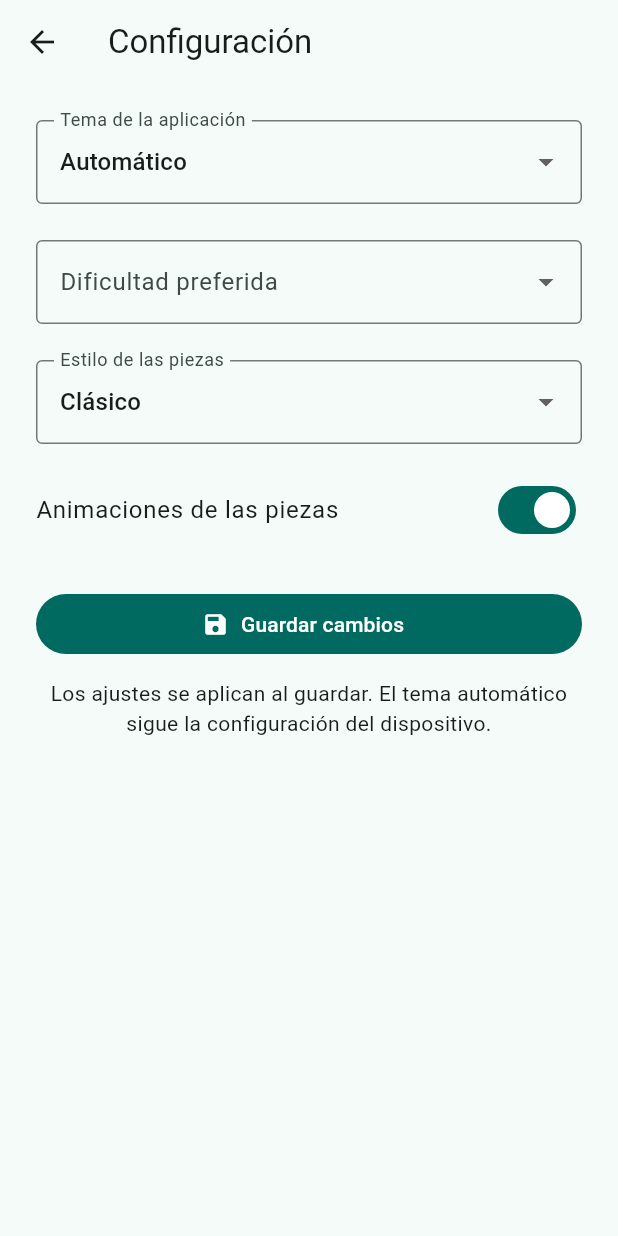
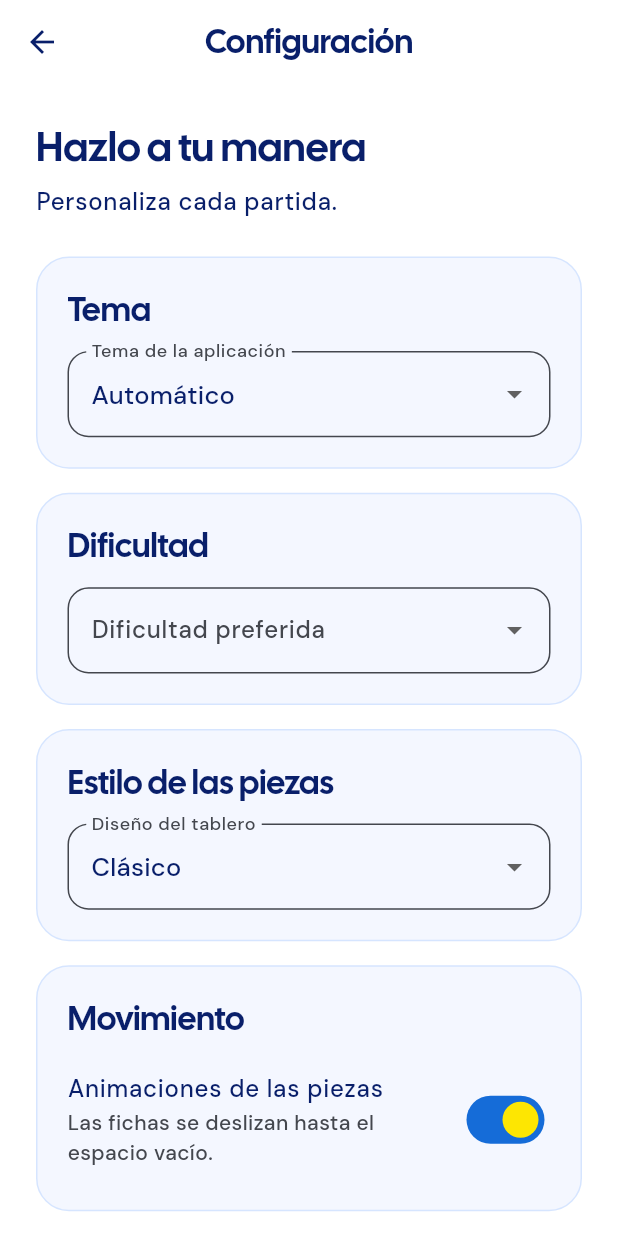
Before and after one commit to marianadibuongrazio/Microproyecto.-Mariana-y-Alexander, a Flutter app: the screen it shows after launch, after a tap on "Configuración", on a phone screen of 412 x 824 dp. Run offline on Flutter 3.47's test engine with Material 3 defaults, Android fonts, the phone set to English and light mode, and no system bars; our stand-ins replace flutter_svg, shared_preferences.

Commit message:
feat(ui): integrar nueva tipografía de marca y fichas de rompecabezas animadas

```diff
--- a/lib/configuracion.dart
+++ b/lib/configuracion.dart
@@ -2,7 +2,9 @@ import 'package:flutter/material.dart';
 
 import 'models/app_settings.dart';
 import 'services/local_storage.dart';
+import 'theme/app_colors.dart';
 
+/// Configuración creada por Mariana; A7 solo adapta la presentación visual.
 class Configuracion extends StatefulWidget {
   const Configuracion({
     super.key,
@@ -29,14 +31,11 @@ class _ConfiguracionState extends State<Configuracion> {
 
   Future<void> _guardar() async {
     setState(() => _guardando = true);
-
     try {
       await LocalStorage().saveSettings(_preferencias);
     } catch (_) {
       if (!mounted) return;
-
       setState(() => _guardando = false);
-
       ScaffoldMessenger.of(context).showSnackBar(
         const SnackBar(
           content: Text(
@@ -46,11 +45,31 @@ class _ConfiguracionState extends State<Configuracion> {
       );
       return;
     }
-
     if (!mounted) return;
-
     widget.alGuardar(_preferencias);
     Navigator.pop(context);
+  }
+
+  Widget _section(String heading, Widget child) {
+    final dark = Theme.of(context).brightness == Brightness.dark;
+    return Container(
+      padding: const EdgeInsets.all(20),
+      decoration: BoxDecoration(
+        color: dark ? const Color(0xFF132B78) : const Color(0xFFF4F7FF),
+        borderRadius: BorderRadius.circular(22),
+        border: Border.all(
+          color: dark ? AppColors.cobalt : const Color(0xFFD6E5FF),
+        ),
+      ),
+      child: Column(
+        crossAxisAlignment: CrossAxisAlignment.stretch,
+        children: [
+          Text(heading, style: Theme.of(context).textTheme.titleLarge),
+          const SizedBox(height: 14),
+          child,
+        ],
+      ),
+    );
   }
 
   @override
@@ -61,15 +80,27 @@ class _ConfiguracionState extends State<Configuracion> {
         padding: const EdgeInsets.all(24),
         child: Center(
           child: ConstrainedBox(
-            constraints: const BoxConstraints(maxWidth: 500),
+            constraints: const BoxConstraints(maxWidth: 540),
             child: Column(
               crossAxisAlignment: CrossAxisAlignment.stretch,
               children: [
+                Text(
+                  'Hazlo a tu manera',
+                  style: Theme.of(context).textTheme.headlineMedium,
+                ),
+                const SizedBox(height: 8),
+                Text(
+                  'Personaliza cada partida.',
+                  style: Theme.of(context).textTheme.bodyLarge,
+                ),
+                const SizedBox(height: 24),
+                _section(
+                  'Tema',
                   DropdownButtonFormField<ThemeMode>(
                     initialValue: _preferencias.themeMode,
+                    isExpanded: true,
                     decoration: const InputDecoration(
                       labelText: 'Tema de la aplicación',
-                    border: OutlineInputBorder(),
                     ),
                     items: const [
                       DropdownMenuItem(
@@ -89,19 +120,22 @@ class _ConfiguracionState extends State<Configuracion> {
                         ? null
                         : (valor) {
                             if (valor == null) return;
-                          setState(() {
-                            _preferencias = _preferencias.copyWith(
+                            setState(
+                              () => _preferencias = _preferencias.copyWith(
                                 themeMode: valor,
+                              ),
                             );
-                          });
                           },
                   ),
-                const SizedBox(height: 24),
+                ),
+                const SizedBox(height: 16),
+                _section(
+                  'Dificultad',
                   DropdownButtonFormField<int>(
                     initialValue: _preferencias.gridSize,
+                    isExpanded: true,
                     decoration: const InputDecoration(
                       labelText: 'Dificultad preferida',
-                    border: OutlineInputBorder(),
                     ),
                     items: const [
                       DropdownMenuItem(value: 3, child: Text('Fácil · 3×3')),
@@ -112,19 +146,22 @@ class _ConfiguracionState extends State<Configuracion> {
                         ? null
                         : (valor) {
                             if (valor == null) return;
-                          setState(() {
-                            _preferencias = _preferencias.copyWith(
+                            setState(
+                              () => _preferencias = _preferencias.copyWith(
                                 gridSize: valor,
+                              ),
                             );
-                          });
                           },
                   ),
-                const SizedBox(height: 24),
+                ),
+                const SizedBox(height: 16),
+                _section(
+                  'Estilo de las piezas',
                   DropdownButtonFormField<TileStyle>(
                     initialValue: _preferencias.tileStyle,
+                    isExpanded: true,
                     decoration: const InputDecoration(
-                    labelText: 'Estilo de las piezas',
-                    border: OutlineInputBorder(),
+                      labelText: 'Diseño del tablero',
                     ),
                     items: const [
                       DropdownMenuItem(
@@ -148,39 +185,46 @@ class _ConfiguracionState extends State<Configuracion> {
                         ? null
                         : (valor) {
                             if (valor == null) return;
-                          setState(() {
-                            _preferencias = _preferencias.copyWith(
+                            setState(
+                              () => _preferencias = _preferencias.copyWith(
                                 tileStyle: valor,
+                              ),
                             );
-                          });
                           },
                   ),
+                ),
                 const SizedBox(height: 16),
+                _section(
+                  'Movimiento',
                   SwitchListTile(
                     contentPadding: EdgeInsets.zero,
                     title: const Text('Animaciones de las piezas'),
+                    subtitle: const Text(
+                      'Las fichas se deslizan hasta el espacio vacío.',
+                    ),
                     value: _preferencias.animationsEnabled,
                     onChanged: _guardando
                         ? null
                         : (valor) {
-                          setState(() {
-                            _preferencias = _preferencias.copyWith(
+                            setState(
+                              () => _preferencias = _preferencias.copyWith(
                                 animationsEnabled: valor,
+                              ),
                             );
-                          });
                           },
+                  ),
                 ),
                 const SizedBox(height: 24),
                 FilledButton.icon(
                   onPressed: _guardando ? null : _guardar,
-                  icon: const Icon(Icons.save),
+                  icon: const Icon(Icons.save_outlined),
                   label: Text(_guardando ? 'Guardando...' : 'Guardar cambios'),
                 ),
                 const SizedBox(height: 12),
-                const Text(
-                  'Los ajustes se aplican al guardar. '
-                  'El tema automático sigue la configuración del dispositivo.',
+                Text(
+                  'Los ajustes se aplican al guardar. El tema automático sigue la configuración del dispositivo.',
                   textAlign: TextAlign.center,
+                  style: Theme.of(context).textTheme.bodySmall,
                 ),
               ],
             ),
--- a/lib/main.dart
+++ b/lib/main.dart
@@ -1,15 +1,18 @@
 import 'package:flutter/material.dart';
 
 import 'configuracion.dart';
+import 'game/puzzle_game_screen.dart';
 import 'models/app_settings.dart';
-import 'game/puzzle_game_screen.dart';
 import 'services/local_storage.dart';
+import 'theme/app_colors.dart';
+import 'theme/app_theme.dart';
+import 'widgets/game_logo.dart';
 
 void main() {
   runApp(const MyApp());
 }
 
-// Configuración general de la aplicación.
+// Conserva el almacenamiento y los callbacks de tema de Mariana.
 class MyApp extends StatefulWidget {
   const MyApp({super.key});
 
@@ -29,12 +32,10 @@ class _MyAppState extends State<MyApp> {
   Future<void> _cargarTema() async {
     try {
       final preferencias = await LocalStorage().loadSettings();
-
       if (!mounted) return;
-
       setState(() => _tema = preferencias.themeMode);
     } catch (_) {
-      // Si no se puede leer el almacenamiento, se conserva el tema del sistema.
+      // Mantiene tema del sistema si la persistencia no esta disponible.
     }
   }
 
@@ -48,20 +49,8 @@ class _MyAppState extends State<MyApp> {
       title: 'Rompecabezas Deslizante',
       debugShowCheckedModeBanner: false,
       themeMode: _tema,
-      theme: ThemeData(
-        colorScheme: ColorScheme.fromSeed(
-          seedColor: Colors.teal,
-          brightness: Brightness.light,
-        ),
-        useMaterial3: true,
-      ),
-      darkTheme: ThemeData(
-        colorScheme: ColorScheme.fromSeed(
-          seedColor: Colors.teal,
-          brightness: Brightness.dark,
-        ),
-        useMaterial3: true,
-      ),
+      theme: AppTheme.light(),
+      darkTheme: AppTheme.dark(),
       home: MenuPrincipal(alCambiarPreferencias: _aplicarPreferencias),
     );
   }
@@ -75,14 +64,15 @@ class MenuPrincipal extends StatelessWidget {
   Future<void> seleccionarDificultad(BuildContext context) async {
     final storage = LocalStorage();
     final preferencias = await storage.loadSettings();
-
     if (!context.mounted) return;
 
     final dificultad = await showDialog<int>(
       context: context,
-      builder: (dialogContext) {
-        return SimpleDialog(
-          title: const Text('Selecciona la dificultad'),
+      builder: (dialogContext) => SimpleDialog(
+        title: Text(
+          'Selecciona la dificultad',
+          style: Theme.of(dialogContext).textTheme.titleLarge,
+        ),
         children: [
           for (final opcion in [
             (3, 'Fácil', '8 piezas'),
@@ -90,16 +80,17 @@ class MenuPrincipal extends StatelessWidget {
             (5, 'Difícil', '24 piezas'),
           ])
             SimpleDialogOption(
-                onPressed: () {
-                  Navigator.pop(dialogContext, opcion.$1);
-                },
+              onPressed: () => Navigator.pop(dialogContext, opcion.$1),
               child: ListTile(
                 contentPadding: EdgeInsets.zero,
                 leading: const Icon(Icons.grid_view),
                 title: Text('${opcion.$2} · ${opcion.$1}×${opcion.$1}'),
                 subtitle: Text(opcion.$3),
                 trailing: preferencias.gridSize == opcion.$1
-                      ? const Icon(Icons.check, color: Colors.teal)
+                    ? Icon(
+                        Icons.check_circle,
+                        color: Theme.of(dialogContext).colorScheme.primary,
+                      )
                     : null,
               ),
             ),
@@ -108,27 +99,22 @@ class MenuPrincipal extends StatelessWidget {
             child: const Text('Cancelar'),
           ),
         ],
-        );
-      },
+      ),
     );
 
-    // Al cancelar, no se inicia una partida ni se cambia la preferencia.
     if (dificultad == null || !context.mounted) return;
-
     final nuevasPreferencias = preferencias.copyWith(gridSize: dificultad);
 
     try {
       await storage.saveSettings(nuevasPreferencias);
     } catch (_) {
       if (!context.mounted) return;
-
       ScaffoldMessenger.of(context).showSnackBar(
         const SnackBar(
           content: Text('No se pudo guardar la dificultad elegida.'),
         ),
       );
     }
-
     if (!context.mounted) return;
 
     Navigator.push(
@@ -146,9 +132,7 @@ class MenuPrincipal extends StatelessWidget {
 
   Future<void> abrirConfiguracion(BuildContext context) async {
     final preferencias = await LocalStorage().loadSettings();
-
     if (!context.mounted) return;
-
     Navigator.push(
       context,
       MaterialPageRoute<void>(
@@ -160,10 +144,8 @@ class MenuPrincipal extends StatelessWidget {
     );
   }
 
-  // Aviso temporal para las funciones que todavía faltan.
   void mostrarAviso(BuildContext context, String nombre) {
     ScaffoldMessenger.of(context).hideCurrentSnackBar();
-
     ScaffoldMessenger.of(context).showSnackBar(
       SnackBar(content: Text('$nombre estará disponible próximamente.')),
     );
@@ -171,70 +153,89 @@ class MenuPrincipal extends StatelessWidget {
 
   @override
   Widget build(BuildContext context) {
+    final scheme = Theme.of(context).colorScheme;
+    final isDark = Theme.of(context).brightness == Brightness.dark;
     return Scaffold(
       appBar: AppBar(title: const Text('15-Puzzle'), centerTitle: true),
       body: Center(
         child: SingleChildScrollView(
-          padding: const EdgeInsets.all(24),
+          padding: const EdgeInsets.symmetric(horizontal: 24, vertical: 32),
           child: ConstrainedBox(
-            constraints: const BoxConstraints(maxWidth: 400),
+            constraints: const BoxConstraints(maxWidth: 440),
             child: Column(
               mainAxisSize: MainAxisSize.min,
               crossAxisAlignment: CrossAxisAlignment.stretch,
               children: [
-                Icon(
-                  Icons.extension,
-                  size: 90,
-                  color: Theme.of(context).colorScheme.primary,
+                Center(child: GameLogo(width: 270)),
+                const SizedBox(height: 30),
+                Container(
+                  padding: const EdgeInsets.symmetric(
+                    horizontal: 14,
+                    vertical: 10,
                   ),
-                const SizedBox(height: 24),
-                const Text(
+                  decoration: BoxDecoration(
+                    color: AppColors.yellow,
+                    borderRadius: BorderRadius.circular(12),
+                  ),
+                  child: const Text(
+                    '8 · 15 · 24 PIEZAS',
+                    textAlign: TextAlign.center,
+                    style: TextStyle(
+                      fontFamily: 'DMSans',
+                      color: AppColors.navy,
+                      fontSize: 12,
+                      letterSpacing: 2,
+                    ),
+                  ),
+                ),
+                const SizedBox(height: 22),
+                Text(
                   'Rompecabezas Deslizante',
                   textAlign: TextAlign.center,
-                  style: TextStyle(fontSize: 30, fontWeight: FontWeight.bold),
+                  style: Theme.of(context).textTheme.headlineLarge,
                 ),
-                const SizedBox(height: 12),
-                const Text(
+                const SizedBox(height: 10),
+                Text(
                   'Ordena las piezas y desafía tu habilidad.',
                   textAlign: TextAlign.center,
-                  style: TextStyle(fontSize: 16),
+                  style: Theme.of(context).textTheme.bodyLarge?.copyWith(
+                    color: isDark ? AppColors.white : scheme.onSurface,
                   ),
-                const SizedBox(height: 32),
+                ),
+                const SizedBox(height: 30),
                 FilledButton.icon(
                   onPressed: () => seleccionarDificultad(context),
-                  icon: const Icon(Icons.play_arrow),
+                  icon: const Icon(Icons.play_arrow_rounded),
                   label: const Text('Jugar'),
                 ),
                 const SizedBox(height: 12),
                 OutlinedButton.icon(
                   onPressed: () => mostrarAviso(context, 'Marcadores'),
-                  icon: const Icon(Icons.emoji_events),
+                  icon: const Icon(Icons.emoji_events_outlined),
                   label: const Text('Marcadores'),
                 ),
                 const SizedBox(height: 12),
                 OutlinedButton.icon(
                   onPressed: () => abrirConfiguracion(context),
-                  icon: const Icon(Icons.settings),
+                  icon: const Icon(Icons.tune_rounded),
                   label: const Text('Configuración'),
                 ),
                 const SizedBox(height: 12),
                 OutlinedButton.icon(
-                  onPressed: () {
-                    Navigator.push(
+                  onPressed: () => Navigator.push(
                     context,
                     MaterialPageRoute<void>(
                       builder: (context) => const Instrucciones(),
                     ),
-                    );
-                  },
-                  icon: const Icon(Icons.help_outline),
+                  ),
+                  icon: const Icon(Icons.help_outline_rounded),
                   label: const Text('Cómo jugar'),
                 ),
-                const SizedBox(height: 32),
-                const Text(
-                  'Mariana Di Buongrazio y Alexander Ramirez \nMicroproyecto Sistemas de Información',
+                const SizedBox(height: 30),
+                Text(
+                  'Mariana Di Buongrazio y Alexander Ramirez\nMicroproyecto Sistemas de Información',
                   textAlign: TextAlign.center,
-                  style: TextStyle(fontSize: 13),
+                  style: Theme.of(context).textTheme.bodySmall,
                 ),
               ],
             ),
@@ -257,43 +258,43 @@ class Instrucciones extends StatelessWidget {
         child: Center(
           child: ConstrainedBox(
             constraints: const BoxConstraints(maxWidth: 600),
-            child: const Column(
+            child: Column(
               crossAxisAlignment: CrossAxisAlignment.start,
               children: [
                 Text(
                   'Objetivo del juego',
-                  style: TextStyle(fontSize: 24, fontWeight: FontWeight.bold),
+                  style: Theme.of(context).textTheme.headlineMedium,
                 ),
-                SizedBox(height: 16),
+                const SizedBox(height: 16),
                 Text(
                   'Ordena las piezas de menor a mayor, de izquierda '
                   'a derecha y de arriba hacia abajo. El espacio vacío '
                   'debe quedar en la esquina inferior derecha.',
-                  style: TextStyle(fontSize: 17),
+                  style: Theme.of(context).textTheme.bodyLarge,
                 ),
-                SizedBox(height: 24),
+                const SizedBox(height: 24),
                 Text(
                   'Cómo mover las piezas',
-                  style: TextStyle(fontSize: 22, fontWeight: FontWeight.bold),
+                  style: Theme.of(context).textTheme.headlineMedium,
                 ),
-                SizedBox(height: 16),
+                const SizedBox(height: 16),
                 Text(
                   'Toca una pieza que esté al lado del espacio vacío '
                   'para moverla. Puedes mover piezas hacia arriba, '
                   'abajo, izquierda o derecha, pero nunca en diagonal.',
-                  style: TextStyle(fontSize: 17),
+                  style: Theme.of(context).textTheme.bodyLarge,
                 ),
-                SizedBox(height: 24),
+                const SizedBox(height: 24),
                 Text(
                   'Dificultades previstas',
-                  style: TextStyle(fontSize: 22, fontWeight: FontWeight.bold),
+                  style: Theme.of(context).textTheme.headlineMedium,
                 ),
-                SizedBox(height: 16),
+                const SizedBox(height: 16),
                 Text(
                   'Fácil: tablero de 3 × 3.\n'
                   'Medio: tablero de 4 × 4.\n'
                   'Difícil: tablero de 5 × 5.',
-                  style: TextStyle(fontSize: 17),
+                  style: Theme.of(context).textTheme.bodyLarge,
                 ),
               ],
             ),
--- /dev/null
+++ b/lib/theme/app_colors.dart
@@ -0,0 +1,9 @@
+import 'package:flutter/material.dart';
+
+/// Paleta oficial del 15-Puzzle.
+abstract final class AppColors {
+  static const yellow = Color(0xFFFDE602);
+  static const cobalt = Color(0xFF156CD8);
+  static const navy = Color(0xFF091F6A);
+  static const white = Color(0xFFFFFFFF);
+}
--- /dev/null
+++ b/lib/theme/app_theme.dart
@@ -0,0 +1,119 @@
+import 'package:flutter/material.dart';
+
+import 'app_colors.dart';
+
+/// Tema global sin cambiar las preferencias almacenadas de Mariana.
+abstract final class AppTheme {
+  static ThemeData light() => _build(Brightness.light);
+  static ThemeData dark() => _build(Brightness.dark);
+
+  static ThemeData _build(Brightness brightness) {
+    final dark = brightness == Brightness.dark;
+    final foreground = dark ? AppColors.white : AppColors.navy;
+    final background = dark ? AppColors.navy : AppColors.white;
+    final accent = dark ? AppColors.yellow : AppColors.cobalt;
+    final onAccent = dark ? AppColors.navy : AppColors.white;
+    final scheme =
+        ColorScheme.fromSeed(
+          seedColor: AppColors.cobalt,
+          brightness: brightness,
+        ).copyWith(
+          primary: accent,
+          onPrimary: onAccent,
+          secondary: AppColors.yellow,
+          onSecondary: AppColors.navy,
+          surface: background,
+          onSurface: foreground,
+          primaryContainer: dark ? AppColors.cobalt : const Color(0xFFEAF2FF),
+          onPrimaryContainer: dark ? AppColors.white : AppColors.navy,
+        );
+
+    final original = ThemeData(brightness: brightness, useMaterial3: true);
+    final dm = original.textTheme.apply(
+      fontFamily: 'DMSans',
+      bodyColor: foreground,
+      displayColor: foreground,
+    );
+    final headings = dm
+        .copyWith(
+          displayLarge: const TextStyle(fontFamily: 'CalSans', fontSize: 44),
+          displayMedium: const TextStyle(fontFamily: 'CalSans', fontSize: 36),
+          headlineLarge: const TextStyle(fontFamily: 'CalSans', fontSize: 32),
+          headlineMedium: const TextStyle(fontFamily: 'CalSans', fontSize: 27),
+          headlineSmall: const TextStyle(fontFamily: 'CalSans', fontSize: 24),
+          titleLarge: const TextStyle(fontFamily: 'CalSans', fontSize: 22),
+          titleMedium: const TextStyle(fontFamily: 'DMSans', fontSize: 17),
+          bodyLarge: const TextStyle(fontFamily: 'DMSans', fontSize: 16),
+          bodyMedium: const TextStyle(fontFamily: 'DMSans', fontSize: 14),
+          labelLarge: const TextStyle(fontFamily: 'DMSans', fontSize: 15),
+        )
+        .apply(bodyColor: foreground, displayColor: foreground);
+
+    RoundedRectangleBorder shape(double radius) =>
+        RoundedRectangleBorder(borderRadius: BorderRadius.circular(radius));
+
+    return ThemeData(
+      useMaterial3: true,
+      colorScheme: scheme,
+      scaffoldBackgroundColor: background,
+      fontFamily: 'DMSans',
+      textTheme: headings,
+      appBarTheme: AppBarTheme(
+        backgroundColor: background,
+        foregroundColor: foreground,
+        centerTitle: true,
+        elevation: 0,
+        titleTextStyle: TextStyle(
+          fontFamily: 'CalSans',
+          fontSize: 22,
+          color: foreground,
+        ),
+      ),
+      cardTheme: CardThemeData(
+        color: dark ? const Color(0xFF132B78) : AppColors.white,
+        elevation: 0,
+        shape: shape(22),
+      ),
+      filledButtonTheme: FilledButtonThemeData(
+        style: FilledButton.styleFrom(
+          backgroundColor: accent,
+          foregroundColor: onAccent,
+          padding: const EdgeInsets.symmetric(horizontal: 22, vertical: 18),
+          shape: shape(15),
+          textStyle: const TextStyle(fontFamily: 'CalSans', fontSize: 17),
+        ),
+      ),
+      outlinedButtonTheme: OutlinedButtonThemeData(
+        style: OutlinedButton.styleFrom(
+          foregroundColor: foreground,
+          side: BorderSide(color: dark ? AppColors.white : AppColors.navy),
+          padding: const EdgeInsets.symmetric(horizontal: 22, vertical: 17),
+          shape: shape(15),
+          textStyle: const TextStyle(fontFamily: 'DMSans', fontSize: 15),
+        ),
+      ),
+      inputDecorationTheme: InputDecorationTheme(
+        filled: true,
+        fillColor: dark ? const Color(0xFF132B78) : const Color(0xFFF4F7FF),
+        border: OutlineInputBorder(
+          borderRadius: BorderRadius.circular(14),
+          borderSide: BorderSide(color: accent),
+        ),
+        focusedBorder: OutlineInputBorder(
+          borderRadius: BorderRadius.circular(14),
+          borderSide: BorderSide(color: accent, width: 2),
+        ),
+      ),
+      switchTheme: SwitchThemeData(
+        thumbColor: WidgetStateProperty.resolveWith(
+          (states) =>
+              states.contains(WidgetState.selected) ? AppColors.yellow : null,
+        ),
+        trackColor: WidgetStateProperty.resolveWith(
+          (states) =>
+              states.contains(WidgetState.selected) ? AppColors.cobalt : null,
+        ),
+      ),
+    );
+  }
+}
--- /dev/null
+++ b/lib/widgets/game_logo.dart
@@ -0,0 +1,30 @@
+import 'package:flutter/material.dart';
+import 'package:flutter_svg/flutter_svg.dart';
+
+import '../theme/app_colors.dart';
+
+/// Utiliza el SVG original adjunto, sin alterar sus trazos.
+/// El color de los trazos negros se adapta al tema para mantener contraste.
+class GameLogo extends StatelessWidget {
+  const GameLogo({super.key, this.width = 270});
+
+  final double width;
+
+  @override
+  Widget build(BuildContext context) {
+    final dark = Theme.of(context).brightness == Brightness.dark;
+    return Semantics(
+      label: 'Logo del juego 15-Puzzle',
+      image: true,
+      child: SvgPicture.asset(
+        'assets/branding/game_logo.svg',
+        width: width,
+        fit: BoxFit.contain,
+        colorFilter: ColorFilter.mode(
+          dark ? AppColors.white : AppColors.navy,
+          BlendMode.srcIn,
+        ),
+      ),
+    );
+  }
+}
```
Also changed, not shown: lib/game/puzzle_game_screen.dart (+120 -93 lines), pubspec.yaml (+14 -69 lines), assets/branding/game_logo.svg (added), assets/fonts/CalSans-Regular.ttf (added), assets/fonts/DMSans-Medium.ttf (added), pubspec.lock, 2 other files. Lines whose indentation alone changed are shown as unchanged.
